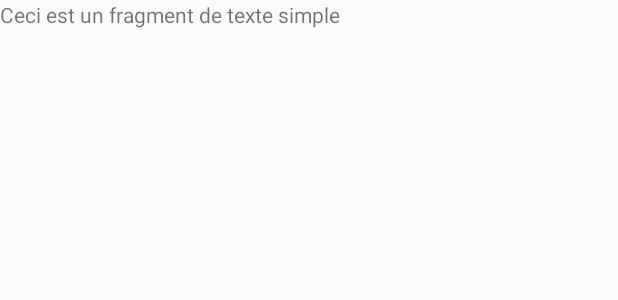
After one commit to OldRepoNoMoreUsed/WebNoteMobile, an Android app: the layout simpletext.xml on its own in the app's theme, with its tools: preview values and no code run, on a phone screen of 412 x 824 dp. The commit adds this screen. Shown: the top 300 px of the screen. Run offline under Robolectric (Android 15) with nearby library versions, the phone set to English and light mode, and no system bars.

Commit message:
Ajout de la classe liste note

```diff
--- /dev/null
+++ b/WebNotesMobile/app/src/main/java/com/lonaso/webnotesmobile/NotePackage/ListeNote.java
@@ -0,0 +1,10 @@
+package com.lonaso.webnotesmobile.NotePackage;
+
+import android.app.Fragment;
+
+/**
+ * Created by nicolas on 08.11.16.
+ */
+
+public class ListeNote extends Fragment{
+}
--- a/WebNotesMobile/app/src/main/res/layout/content_main.xml
+++ b/WebNotesMobile/app/src/main/res/layout/content_main.xml
@@ -17,4 +17,5 @@
         android:layout_width="wrap_content"
         android:layout_height="wrap_content"
         android:text="Hello World!" />
+
 </RelativeLayout>
--- /dev/null
+++ b/WebNotesMobile/app/src/main/res/layout/simpletext.xml
@@ -0,0 +1,13 @@
+<?xml version="1.0" encoding="utf-8"?>
+<LinearLayout xmlns:android="http://schemas.android.com/apk/res/android"
+    android:orientation="vertical" android:layout_width="match_parent"
+    android:layout_height="match_parent"
+    android:weightSum="1">
+
+    <TextView
+        android:text="Ceci est un fragment de texte simple"
+        android:layout_width="match_parent"
+        android:layout_height="wrap_content"
+        android:id="@+id/textView2"
+        android:layout_weight="1.02" />
+</LinearLayout>
--- a/WebNotesMobile/app/src/main/res/values/strings.xml
+++ b/WebNotesMobile/app/src/main/res/values/strings.xml
@@ -5,4 +5,7 @@
     <string name="navigation_drawer_close">Close navigation drawer</string>
 
     <string name="action_settings">Settings</string>
+
+    <!-- TODO: Remove or change this placeholder text -->
+    <string name="hello_blank_fragment">Hello blank fragment</string>
 </resources>
```
